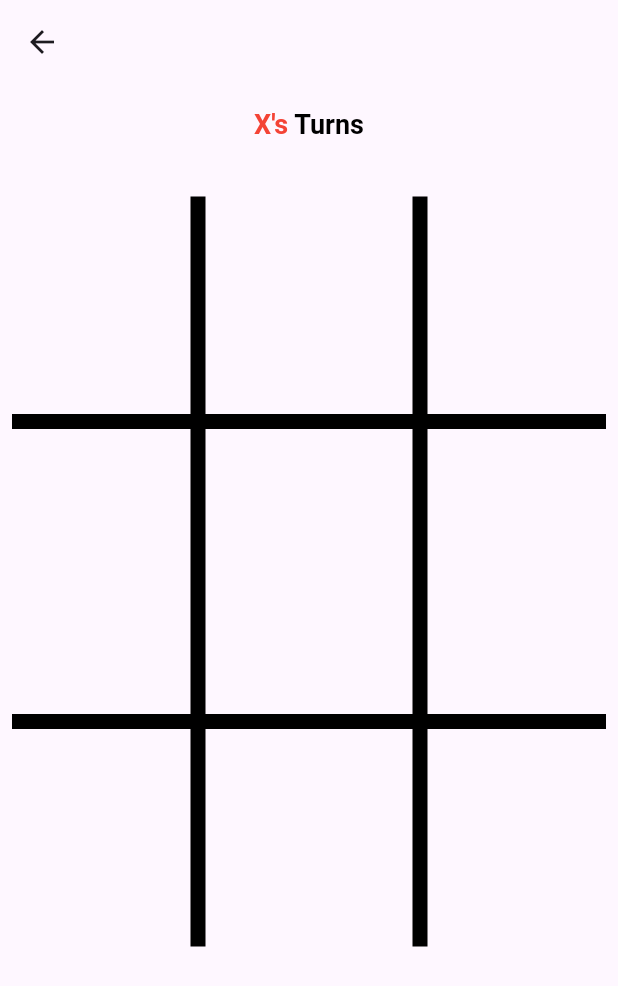
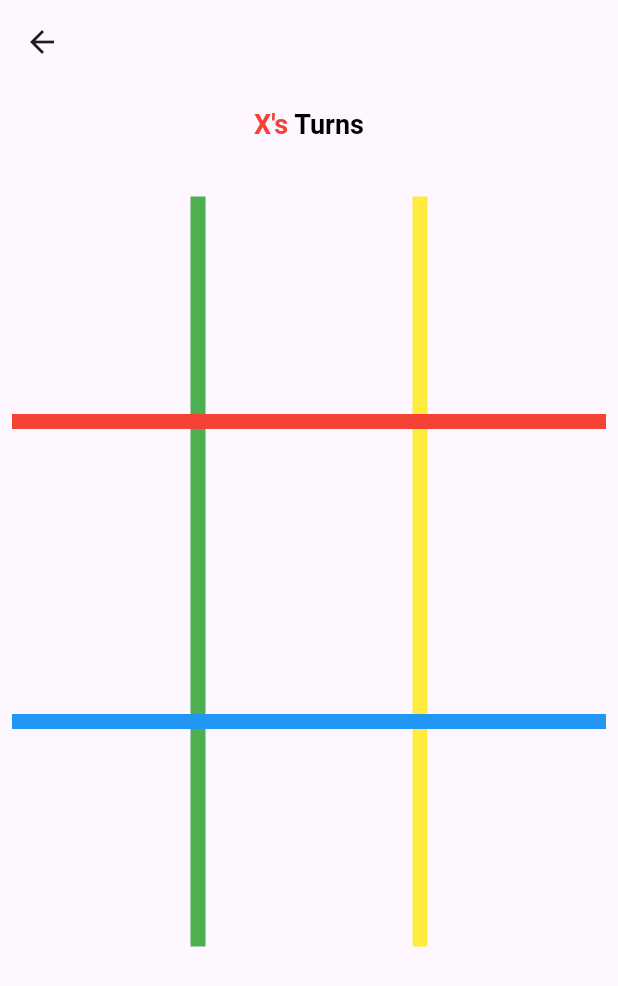
Before and after one commit to omkarneo/tictactoe-flutter, a Flutter app: the GamePage screen opened directly, on a phone screen of 412 x 824 dp. Shown: the top 986 px of the screen. Run offline on Flutter 3.47's test engine with Material 3 defaults, Android fonts, the phone set to English and light mode, and no system bars; our stand-ins replace flutter_riverpod, lottie.

Commit message:
Some ui changes

```diff
--- a/lib/page/widget/line_widgets.dart
+++ b/lib/page/widget/line_widgets.dart
@@ -17,7 +17,7 @@ class YAxisui extends StatelessWidget {
           // height: 100,
           width: MediaQuery.sizeOf(context).height,
           height: 10,
-          color: Colors.black,
+          color: Colors.red,
         ),
         const SizedBox(
           height: 100,
@@ -26,7 +26,7 @@ class YAxisui extends StatelessWidget {
           // height: 10,
           width: MediaQuery.sizeOf(context).height,
           height: 10,
-          color: Colors.black,
+          color: Colors.blue,
         ),
         const SizedBox(
           height: 100,
@@ -53,7 +53,7 @@ class XAxisUI extends StatelessWidget {
           // height: 100,
           height: MediaQuery.sizeOf(context).height,
           width: 10,
-          color: Colors.black,
+          color: Colors.green,
         ),
         const SizedBox(
           width: 100,
@@ -62,7 +62,7 @@ class XAxisUI extends StatelessWidget {
           // height: 10,
           height: MediaQuery.sizeOf(context).height,
           width: 10,
-          color: Colors.black,
+          color: Colors.yellow,
         ),
         const SizedBox(
           width: 100,
```
